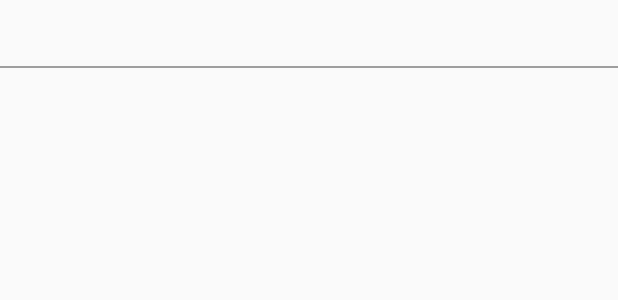
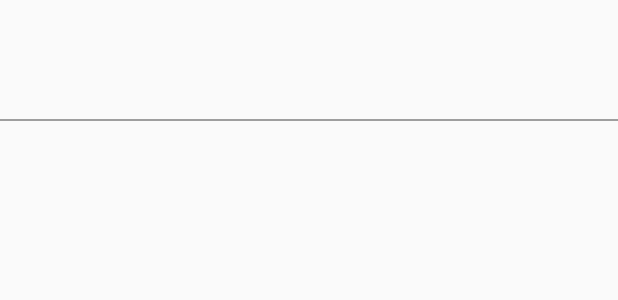
Before and after one commit to HaoYang0701/MyETA, an Android app: the layout session_row.xml on its own in the app's theme, with its tools: preview values and no code run, on a phone screen of 412 x 824 dp. Shown: the top 300 px of the screen. Run offline under Robolectric (Android 15) with nearby library versions, the phone set to English and light mode, and no system bars.

```diff
--- a/app/src/main/res/layout/content_main.xml
+++ b/app/src/main/res/layout/content_main.xml
@@ -60,7 +60,9 @@
     <LinearLayout
         android:layout_width="match_parent"
         android:layout_height="0dp"
-        android:layout_weight="1">
+        android:layout_weight="1"
+        android:id="@+id/rv_linear_layout"
+        android:visibility="gone">
 
         <android.support.v7.widget.CardView
             android:layout_width="match_parent"
--- a/app/src/main/res/layout/session_row.xml
+++ b/app/src/main/res/layout/session_row.xml
@@ -1,5 +1,5 @@
 <?xml version="1.0" encoding="utf-8"?>
-<LinearLayout xmlns:android="http://schemas.android.com/apk/res/android"
+<RelativeLayout xmlns:android="http://schemas.android.com/apk/res/android"
               android:orientation="vertical"
               android:layout_width="match_parent"
               android:layout_height="wrap_content">
@@ -8,18 +8,38 @@
         android:id="@+id/session_row_name"
         android:layout_width="match_parent"
         android:layout_height="wrap_content"
-        android:layout_marginTop="5dp"
+        android:layout_marginTop="2dp"
+        android:gravity="center"
         />
 
     <TextView
-        android:id="@+id/session_row_location"
+        android:id="@+id/session_row_starLocation"
         android:layout_width="match_parent"
         android:layout_height="wrap_content"
+        android:layout_below="@+id/session_row_name"
+        android:gravity="center"
+        />
+
+    <TextView
+        android:id="@+id/session_row_Duration"
+        android:layout_width="match_parent"
+        android:layout_height="wrap_content"
+        android:layout_below="@+id/session_row_starLocation"
+        android:gravity="center"
+        />
+
+    <TextView
+        android:id="@+id/session_row_Distance"
+        android:layout_width="match_parent"
+        android:layout_height="wrap_content"
+        android:layout_below="@+id/session_row_Duration"
+        android:gravity="center"
         />
 
     <LinearLayout
         android:layout_width="match_parent"
         android:layout_height="1dp"
-        android:background="@color/colorGray">
+        android:background="@color/colorGray"
+        android:layout_below="@+id/session_row_Distance">
     </LinearLayout>
-</LinearLayout>
+</RelativeLayout>
--- a/app/src/main/res/values/strings.xml
+++ b/app/src/main/res/values/strings.xml
@@ -20,4 +20,7 @@
     <string name="confirm">Confirm</string>
     <string name="cancel">Cancel</string>
     <string name="select_location">Please select a location before starting a session</string>
+    <string name="trip_start_location">Location :&#160;</string>
+    <string name="trip_duration">Trip Duration :&#160;</string>
+    <string name="trip_distance">Trip Distance :&#160;</string>
 </resources>
```
Also changed, not shown: app/src/main/java/com/example/hao/myeta/LocationUpdateService.java (+16 -5 lines), app/src/main/java/com/example/hao/myeta/MainActivity.java (+35 -10 lines), app/src/main/java/com/example/hao/myeta/Session.java (+5 -6 lines), app/src/main/java/com/example/hao/myeta/SessionAdapter.java (+15 -3 lines), app/src/main/java/com/example/hao/myeta/TripInfo.java (added, +46 -0 lines).
